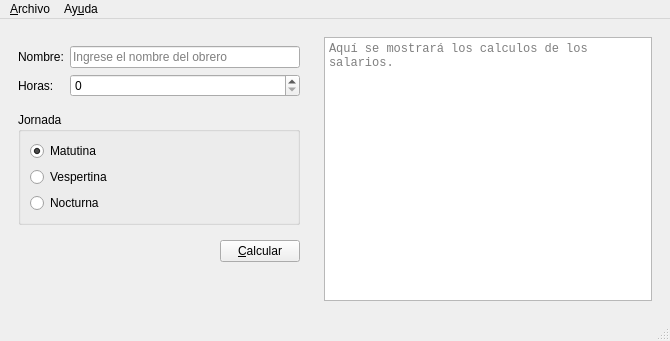
First picture: the form in salarios.ui, repository ERLEOSUS/P59-QT-PRACT9-SALARIOS, before the edit.
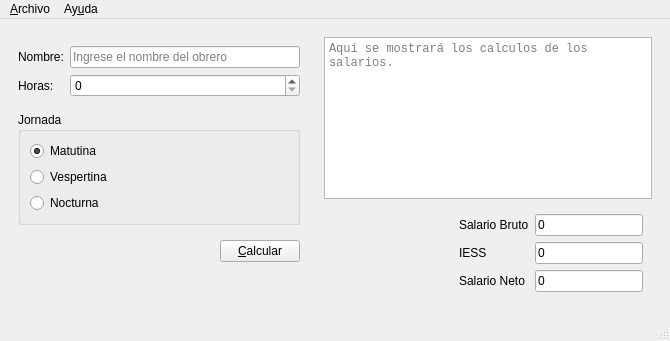
Second picture: the form after the edit. Icons and pictures are not drawn.

What changed in the file:
```diff
--- a/salarios.ui
+++ b/salarios.ui
@@ -166,8 +166,8 @@
     </item>
     <item>
      <widget class="QWidget" name="widget_2" native="true">
-      <layout class="QVBoxLayout" name="verticalLayout_3">
-       <item>
+      <layout class="QGridLayout" name="gridLayout_2">
+       <item row="0" column="0" colspan="2">
         <widget class="QPlainTextEdit" name="outResultado">
          <property name="font">
           <font>
@@ -182,6 +182,76 @@
          </property>
         </widget>
        </item>
+       <item row="1" column="0">
+        <spacer name="horizontalSpacer_2">
+         <property name="orientation">
+          <enum>Qt::Horizontal</enum>
+         </property>
+         <property name="sizeHint" stdset="0">
+          <size>
+           <width>112</width>
+           <height>20</height>
+          </size>
+         </property>
+        </spacer>
+       </item>
+       <item row="1" column="1">
+        <widget class="QWidget" name="widget_5" native="true">
+         <layout class="QGridLayout" name="gridLayout">
+          <item row="0" column="0">
+           <widget class="QLabel" name="label_3">
+            <property name="text">
+             <string>Salario Bruto</string>
+            </property>
+           </widget>
+          </item>
+          <item row="0" column="1">
+           <widget class="QLineEdit" name="outTotalSalarioB">
+            <property name="text">
+             <string>0</string>
+            </property>
+            <property name="readOnly">
+             <bool>true</bool>
+            </property>
+           </widget>
+          </item>
+          <item row="1" column="0">
+           <widget class="QLabel" name="label_4">
+            <property name="text">
+             <string>IESS</string>
+            </property>
+           </widget>
+          </item>
+          <item row="1" column="1">
+           <widget class="QLineEdit" name="outTotalIESS">
+            <property name="text">
+             <string>0</string>
+            </property>
+            <property name="readOnly">
+             <bool>true</bool>
+            </property>
+           </widget>
+          </item>
+          <item row="2" column="0">
+           <widget class="QLabel" name="label_5">
+            <property name="text">
+             <string>Salario Neto</string>
+            </property>
+           </widget>
+          </item>
+          <item row="2" column="1">
+           <widget class="QLineEdit" name="outTotalSalarioN">
+            <property name="text">
+             <string>0</string>
+            </property>
+            <property name="readOnly">
+             <bool>true</bool>
+            </property>
+           </widget>
+          </item>
+         </layout>
+        </widget>
+       </item>
       </layout>
      </widget>
     </item>
```
